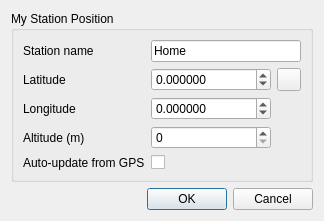
This is sdrgui/gui/myposdialog.ui in f4exb/sdrangel as Qt 5 draws it before an edit. The edited form follows.
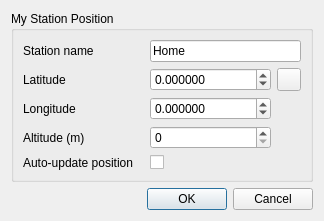
This is the edited form. Icons and pictures are not drawn.

Commit message:
Explain that GPS is not the only means to get the position of the station
Also print a debug message with the position provider in use.

Patch:
```diff
--- a/sdrgui/gui/myposdialog.ui
+++ b/sdrgui/gui/myposdialog.ui
@@ -7,7 +7,7 @@
     <x>0</x>
     <y>0</y>
     <width>324</width>
-    <height>201</height>
+    <height>219</height>
    </rect>
   </property>
   <property name="font">
@@ -119,7 +119,7 @@
       <item row="4" column="0">
        <widget class="QLabel" name="autoUpdatePositionLabel">
         <property name="text">
-         <string>Auto-update from GPS</string>
+         <string>Auto-update position</string>
         </property>
        </widget>
       </item>
```
Left out of the diff: 2 changed lines with no effect on the pictures. The commit also changes 1 other file.
